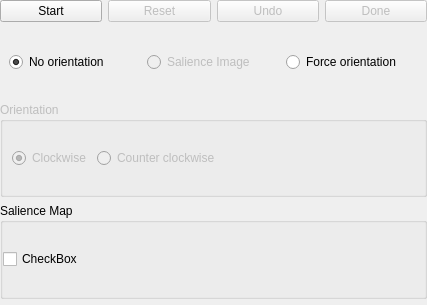
This is segmentation/livewire/livewire.ui in LIDS-UNICAMP/MISe as Qt 5 draws it before an edit. The edited form follows.
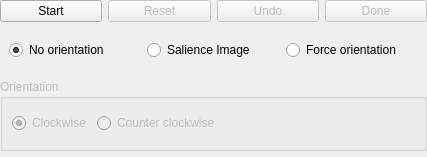
This is the edited form. Icons and pictures are not drawn.

Commit message: Fix livewire with salience map

What changed in the file:
```diff
--- a/segmentation/livewire/livewire.ui
+++ b/segmentation/livewire/livewire.ui
@@ -7,7 +7,7 @@
     <x>0</x>
     <y>0</y>
     <width>427</width>
-    <height>305</height>
+    <height>157</height>
    </rect>
   </property>
   <property name="windowTitle">
@@ -85,7 +85,7 @@
         <item>
          <widget class="QRadioButton" name="rbSalience">
           <property name="enabled">
-           <bool>false</bool>
+           <bool>true</bool>
           </property>
           <property name="text">
            <string>Salience Image</string>
@@ -158,34 +158,6 @@
      </layout>
     </widget>
    </item>
-   <item>
-    <widget class="QGroupBox" name="gbSalienceMap">
-     <property name="title">
-      <string>Salience Map</string>
-     </property>
-     <layout class="QVBoxLayout" name="verticalLayout_3">
-      <property name="leftMargin">
-       <number>0</number>
-      </property>
-      <property name="topMargin">
-       <number>0</number>
-      </property>
-      <property name="rightMargin">
-       <number>0</number>
-      </property>
-      <property name="bottomMargin">
-       <number>0</number>
-      </property>
-      <item>
-       <widget class="QCheckBox" name="cbSalience">
-        <property name="text">
-         <string>CheckBox</string>
-        </property>
-       </widget>
-      </item>
-     </layout>
-    </widget>
-   </item>
   </layout>
  </widget>
  <resources>
```
The commit also changes 4 other files.
